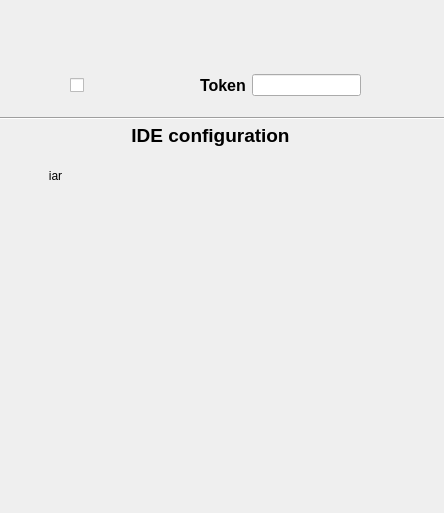
Qt form src/Build_station/buildConfig/buildConfigUi.ui (lingxia/station_gui) before a commit.
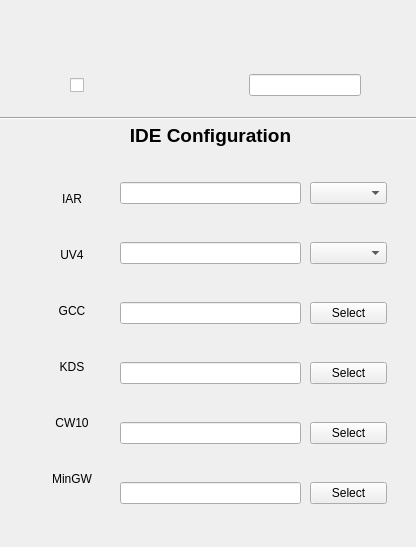
The same form after that commit. Icons and pictures are not drawn.

The edit to the form file:
```diff
--- a/src/Build_station/buildConfig/buildConfigUi.ui
+++ b/src/Build_station/buildConfig/buildConfigUi.ui
@@ -6,8 +6,8 @@
    <rect>
     <x>0</x>
     <y>0</y>
-    <width>444</width>
-    <height>513</height>
+    <width>416</width>
+    <height>547</height>
    </rect>
   </property>
   <property name="windowTitle">
@@ -67,12 +67,25 @@
      </spacer>
     </item>
     <item>
-     <widget class="QLabel" name="tokenLabel">
+     <widget class="QPushButton" name="tokenButton">
       <property name="statusTip">
        <string>If the station is private, please set a token</string>
       </property>
       <property name="text">
-       <string>&lt;html&gt;&lt;head/&gt;&lt;body&gt;&lt;p&gt;&lt;span style=&quot; font-size:12pt; font-weight:600;&quot;&gt;Token&lt;/span&gt;&lt;/p&gt;&lt;/body&gt;&lt;/html&gt;</string>
+       <string/>
+      </property>
+      <property name="icon">
+       <iconset>
+        <normaloff>pics/token.png</normaloff>pics/token.png</iconset>
+      </property>
+      <property name="iconSize">
+       <size>
+        <width>28</width>
+        <height>28</height>
+       </size>
+      </property>
+      <property name="flat">
+       <bool>true</bool>
       </property>
      </widget>
     </item>
@@ -101,9 +114,9 @@
   <widget class="QLabel" name="ideLabel">
    <property name="geometry">
     <rect>
-     <x>120</x>
+     <x>110</x>
      <y>120</y>
-     <width>181</width>
+     <width>201</width>
      <height>31</height>
     </rect>
    </property>
@@ -111,40 +124,284 @@
     <string>Config the IDEs that needed</string>
    </property>
    <property name="text">
-    <string>&lt;html&gt;&lt;head/&gt;&lt;body&gt;&lt;p align=&quot;center&quot;&gt;&lt;span style=&quot; font-size:14pt; font-weight:600;&quot;&gt;IDE configuration&lt;/span&gt;&lt;/p&gt;&lt;/body&gt;&lt;/html&gt;</string>
+    <string>&lt;html&gt;&lt;head/&gt;&lt;body&gt;&lt;p align=&quot;center&quot;&gt;&lt;span style=&quot; font-size:14pt; font-weight:600;&quot;&gt;IDE Configuration&lt;/span&gt;&lt;/p&gt;&lt;/body&gt;&lt;/html&gt;</string>
    </property>
   </widget>
-  <widget class="QPushButton" name="pushButton">
+  <widget class="QWidget" name="verticalLayoutWidget">
    <property name="geometry">
     <rect>
-     <x>20</x>
+     <x>30</x>
      <y>160</y>
-     <width>71</width>
-     <height>31</height>
+     <width>84</width>
+     <height>361</height>
     </rect>
    </property>
-   <property name="text">
-    <string>iar</string>
+   <layout class="QVBoxLayout" name="ideVLayout">
+    <item>
+     <widget class="QPushButton" name="iarButton">
+      <property name="statusTip">
+       <string>Configurate your IAR path</string>
+      </property>
+      <property name="text">
+       <string>IAR</string>
+      </property>
+      <property name="icon">
+       <iconset>
+        <normaloff>pics/iar.png</normaloff>pics/iar.png</iconset>
+      </property>
+      <property name="iconSize">
+       <size>
+        <width>40</width>
+        <height>40</height>
+       </size>
+      </property>
+      <property name="autoDefault">
+       <bool>false</bool>
+      </property>
+      <property name="default">
+       <bool>false</bool>
+      </property>
+      <property name="flat">
+       <bool>true</bool>
+      </property>
+     </widget>
+    </item>
+    <item>
+     <widget class="QPushButton" name="uv4Button">
+      <property name="statusTip">
+       <string>Configurate your UV4 path</string>
+      </property>
+      <property name="text">
+       <string>UV4</string>
+      </property>
+      <property name="icon">
+       <iconset>
+        <normaloff>pics/uv4.png</normaloff>pics/uv4.png</iconset>
+      </property>
+      <property name="iconSize">
+       <size>
+        <width>40</width>
+        <height>40</height>
+       </size>
+      </property>
+      <property name="flat">
+       <bool>true</bool>
+      </property>
+     </widget>
+    </item>
+    <item>
+     <widget class="QPushButton" name="gccButton">
+      <property name="statusTip">
+       <string>Configurate your GCC path</string>
+      </property>
+      <property name="text">
+       <string>GCC</string>
+      </property>
+      <property name="icon">
+       <iconset>
+        <normaloff>pics/gcc.png</normaloff>pics/gcc.png</iconset>
+      </property>
+      <property name="iconSize">
+       <size>
+        <width>40</width>
+        <height>40</height>
+       </size>
+      </property>
+      <property name="flat">
+       <bool>true</bool>
+      </property>
+     </widget>
+    </item>
+    <item>
+     <widget class="QPushButton" name="kdsButton">
+      <property name="statusTip">
+       <string>Configurate your KDS path</string>
+      </property>
+      <property name="text">
+       <string>KDS</string>
+      </property>
+      <property name="icon">
+       <iconset>
+        <normaloff>pics/kds.png</normaloff>pics/kds.png</iconset>
+      </property>
+      <property name="iconSize">
+       <size>
+        <width>40</width>
+        <height>40</height>
+       </size>
+      </property>
+      <property name="flat">
+       <bool>true</bool>
+      </property>
+     </widget>
+    </item>
+    <item>
+     <widget class="QPushButton" name="cw10Button">
+      <property name="statusTip">
+       <string>Configurate your Code Worrior path</string>
+      </property>
+      <property name="text">
+       <string>CW10</string>
+      </property>
+      <property name="icon">
+       <iconset>
+        <normaloff>pics/codewarrior.png</normaloff>pics/codewarrior.png</iconset>
+      </property>
+      <property name="iconSize">
+       <size>
+        <width>40</width>
+        <height>40</height>
+       </size>
+      </property>
+      <property name="flat">
+       <bool>true</bool>
+      </property>
+     </widget>
+    </item>
+    <item>
+     <widget class="QPushButton" name="mingwButton">
+      <property name="statusTip">
+       <string>Configurate your MinGW path</string>
+      </property>
+      <property name="text">
+       <string>MinGW</string>
+      </property>
+      <property name="icon">
+       <iconset>
+        <normaloff>pics/mingw.png</normaloff>pics/mingw.png</iconset>
+      </property>
+      <property name="iconSize">
+       <size>
+        <width>32</width>
+        <height>32</height>
+       </size>
+      </property>
+      <property name="flat">
+       <bool>true</bool>
+      </property>
+     </widget>
+    </item>
+   </layout>
+  </widget>
+  <widget class="QWidget" name="verticalLayoutWidget_2">
+   <property name="geometry">
+    <rect>
+     <x>120</x>
+     <y>150</y>
+     <width>181</width>
+     <height>391</height>
+    </rect>
    </property>
-   <property name="icon">
-    <iconset resource="icon.qrc">
-     <normaloff>:/iar.png</normaloff>:/iar.png</iconset>
+   <layout class="QVBoxLayout" name="ideLineEditVLayout">
+    <item>
+     <widget class="QLineEdit" name="iarLineEdit">
+      <property name="statusTip">
+       <string>Configurate your IAR path</string>
+      </property>
+     </widget>
+    </item>
+    <item>
+     <widget class="QLineEdit" name="uv4LineEdit">
+      <property name="statusTip">
+       <string>Configurate your UV4 path</string>
+      </property>
+     </widget>
+    </item>
+    <item>
+     <widget class="QLineEdit" name="gccLineEdit">
+      <property name="statusTip">
+       <string>Configurate your GCC path</string>
+      </property>
+     </widget>
+    </item>
+    <item>
+     <widget class="QLineEdit" name="kdsLineEdit">
+      <property name="statusTip">
+       <string>Configurate your KDS path</string>
+      </property>
+     </widget>
+    </item>
+    <item>
+     <widget class="QLineEdit" name="cw10LineEdit">
+      <property name="statusTip">
+       <string>Configurate your Code Worrior path</string>
+      </property>
+     </widget>
+    </item>
+    <item>
+     <widget class="QLineEdit" name="lineEdit">
+      <property name="statusTip">
+       <string>Configurate your MinGW path</string>
+      </property>
+     </widget>
+    </item>
+   </layout>
+  </widget>
+  <widget class="QWidget" name="verticalLayoutWidget_3">
+   <property name="geometry">
+    <rect>
+     <x>310</x>
+     <y>150</y>
+     <width>77</width>
+     <height>391</height>
+    </rect>
    </property>
-   <property name="iconSize">
-    <size>
-     <width>40</width>
-     <height>40</height>
-    </size>
-   </property>
-   <property name="autoDefault">
-    <bool>false</bool>
-   </property>
-   <property name="default">
-    <bool>false</bool>
-   </property>
-   <property name="flat">
-    <bool>true</bool>
-   </property>
+   <layout class="QVBoxLayout" name="ideComboBoxVLayout">
+    <item>
+     <widget class="QComboBox" name="iarComboBox">
+      <property name="statusTip">
+       <string>Configurate your IAR path</string>
+      </property>
+     </widget>
+    </item>
+    <item>
+     <widget class="QComboBox" name="uv4ComboBox">
+      <property name="statusTip">
+       <string>Configurate your UV4 path</string>
+      </property>
+     </widget>
+    </item>
+    <item>
+     <widget class="QPushButton" name="gccSelectButton">
+      <property name="statusTip">
+       <string>Configurate your GCC path</string>
+      </property>
+      <property name="text">
+       <string>Select</string>
+      </property>
+     </widget>
+    </item>
+    <item>
+     <widget class="QPushButton" name="kdsButton_2">
+      <property name="statusTip">
+       <string>Configurate your KDS path</string>
+      </property>
+      <property name="text">
+       <string>Select</string>
+      </property>
+     </widget>
+    </item>
+    <item>
+     <widget class="QPushButton" name="cw10Button_2">
+      <property name="statusTip">
+       <string>Configurate your Code Worrior path</string>
+      </property>
+      <property name="text">
+       <string>Select</string>
+      </property>
+     </widget>
+    </item>
+    <item>
+     <widget class="QPushButton" name="mingwButton_2">
+      <property name="statusTip">
+       <string>Configurate your MinGW path</string>
+      </property>
+      <property name="text">
+       <string>Select</string>
+      </property>
+     </widget>
+    </item>
+   </layout>
   </widget>
  </widget>
  <resources>
```
Left out of the diff: 6 changed lines with no effect on the pictures.
